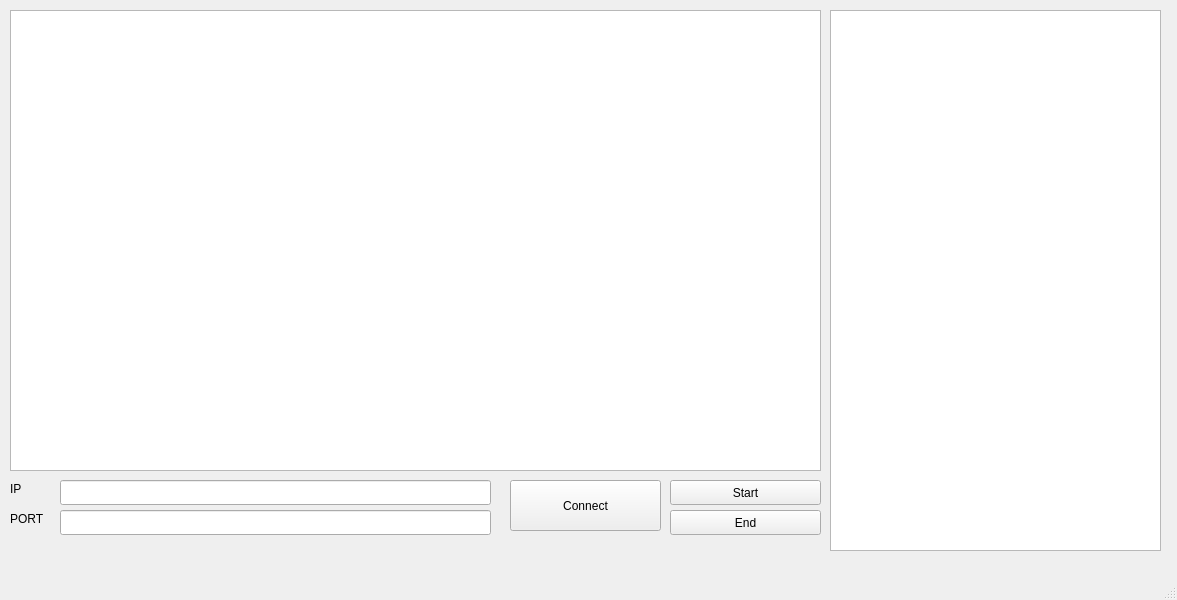
LionKingSmasher/The_Beer, file TheBeer4Qt5/clientwindow.ui: the form before one commit.
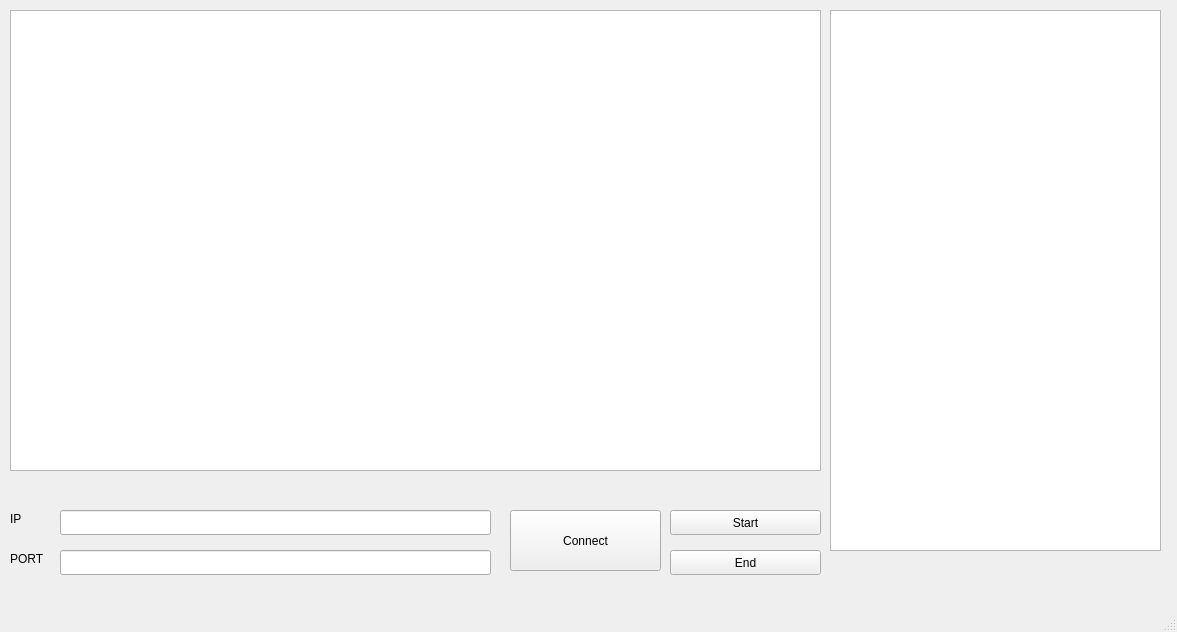
The form after the commit.

Diff of the .ui file:
```diff
--- a/TheBeer4Qt5/clientwindow.ui
+++ b/TheBeer4Qt5/clientwindow.ui
@@ -7,7 +7,7 @@
     <x>0</x>
     <y>0</y>
     <width>1177</width>
-    <height>600</height>
+    <height>632</height>
    </rect>
   </property>
   <property name="windowTitle">
@@ -28,7 +28,7 @@
     <property name="geometry">
      <rect>
       <x>60</x>
-      <y>510</y>
+      <y>550</y>
       <width>431</width>
       <height>25</height>
      </rect>
@@ -38,7 +38,7 @@
     <property name="geometry">
      <rect>
       <x>60</x>
-      <y>480</y>
+      <y>510</y>
       <width>431</width>
       <height>25</height>
      </rect>
@@ -48,7 +48,7 @@
     <property name="geometry">
      <rect>
       <x>10</x>
-      <y>480</y>
+      <y>510</y>
       <width>67</width>
       <height>17</height>
      </rect>
@@ -61,7 +61,7 @@
     <property name="geometry">
      <rect>
       <x>10</x>
-      <y>510</y>
+      <y>550</y>
       <width>67</width>
       <height>17</height>
      </rect>
@@ -84,7 +84,7 @@
     <property name="geometry">
      <rect>
       <x>670</x>
-      <y>480</y>
+      <y>510</y>
       <width>151</width>
       <height>25</height>
      </rect>
@@ -97,7 +97,7 @@
     <property name="geometry">
      <rect>
       <x>670</x>
-      <y>510</y>
+      <y>550</y>
       <width>151</width>
       <height>25</height>
      </rect>
@@ -110,9 +110,9 @@
     <property name="geometry">
      <rect>
       <x>510</x>
-      <y>480</y>
+      <y>510</y>
       <width>151</width>
-      <height>51</height>
+      <height>61</height>
      </rect>
     </property>
     <property name="text">
```
